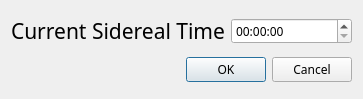
Above: threepio/layouts/ra_cal.ui from finnjames/verdant-shores before the change. Below: the same form after it.
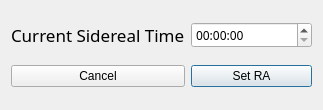
That is the form after the change.

Diff of the .ui file:
```diff
--- a/threepio/layouts/ra_cal.ui
+++ b/threepio/layouts/ra_cal.ui
@@ -6,49 +6,32 @@
    <rect>
     <x>0</x>
     <y>0</y>
-    <width>363</width>
-    <height>99</height>
+    <width>323</width>
+    <height>110</height>
    </rect>
   </property>
   <property name="windowTitle">
    <string>Dialog</string>
   </property>
   <layout class="QGridLayout" name="gridLayout">
-   <item row="3" column="1" colspan="2">
-    <widget class="QDialogButtonBox" name="dialog_button_box">
-     <property name="font">
-      <font>
-       <family>IBM Plex Sans</family>
-      </font>
+   <item row="2" column="2">
+    <widget class="QPushButton" name="cancel_button">
+     <property name="text">
+      <string>Cancel</string>
      </property>
-     <property name="orientation">
-      <enum>Qt::Horizontal</enum>
-     </property>
-     <property name="standardButtons">
-      <set>QDialogButtonBox::Cancel|QDialogButtonBox::Ok</set>
-     </property>
-     <property name="centerButtons">
-      <bool>false</bool>
-     </property>
     </widget>
    </item>
-   <item row="0" column="1">
-    <widget class="QLabel" name="sidereal_label">
-     <property name="font">
-      <font>
-       <family>IBM Plex Sans</family>
-       <pointsize>16</pointsize>
-      </font>
-     </property>
+   <item row="2" column="3">
+    <widget class="QPushButton" name="ok_button">
      <property name="text">
-      <string>Current Sidereal Time</string>
+      <string>Set RA</string>
      </property>
-     <property name="alignment">
-      <set>Qt::AlignLeading|Qt::AlignLeft|Qt::AlignVCenter</set>
+     <property name="default">
+      <bool>true</bool>
      </property>
     </widget>
    </item>
-   <item row="0" column="2">
+   <item row="1" column="3">
     <widget class="QTimeEdit" name="sidereal_value">
      <property name="font">
       <font>
@@ -60,6 +43,22 @@
      </property>
     </widget>
    </item>
+   <item row="1" column="2">
+    <widget class="QLabel" name="sidereal_label">
+     <property name="font">
+      <font>
+       <family>IBM Plex Sans</family>
+       <pointsize>13</pointsize>
+      </font>
+     </property>
+     <property name="text">
+      <string>Current Sidereal Time</string>
+     </property>
+     <property name="alignment">
+      <set>Qt::AlignLeading|Qt::AlignLeft|Qt::AlignVCenter</set>
+     </property>
+    </widget>
+   </item>
   </layout>
  </widget>
  <tabstops>
```
Left out of the diff: 32 changed lines with no effect on the pictures.
